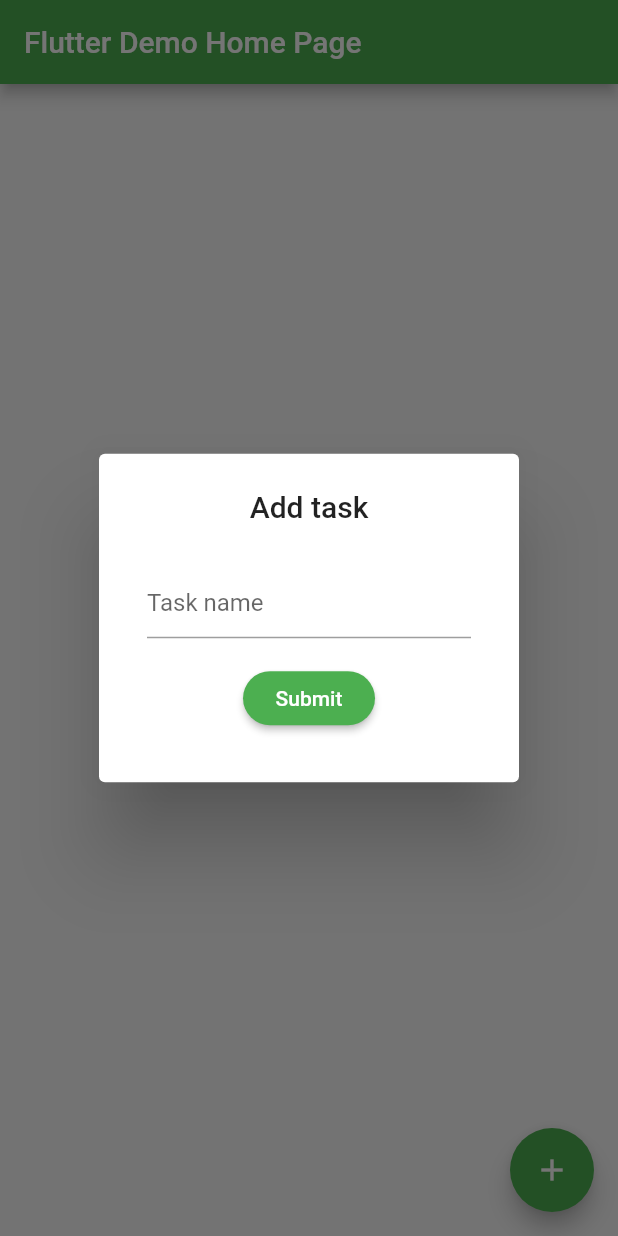
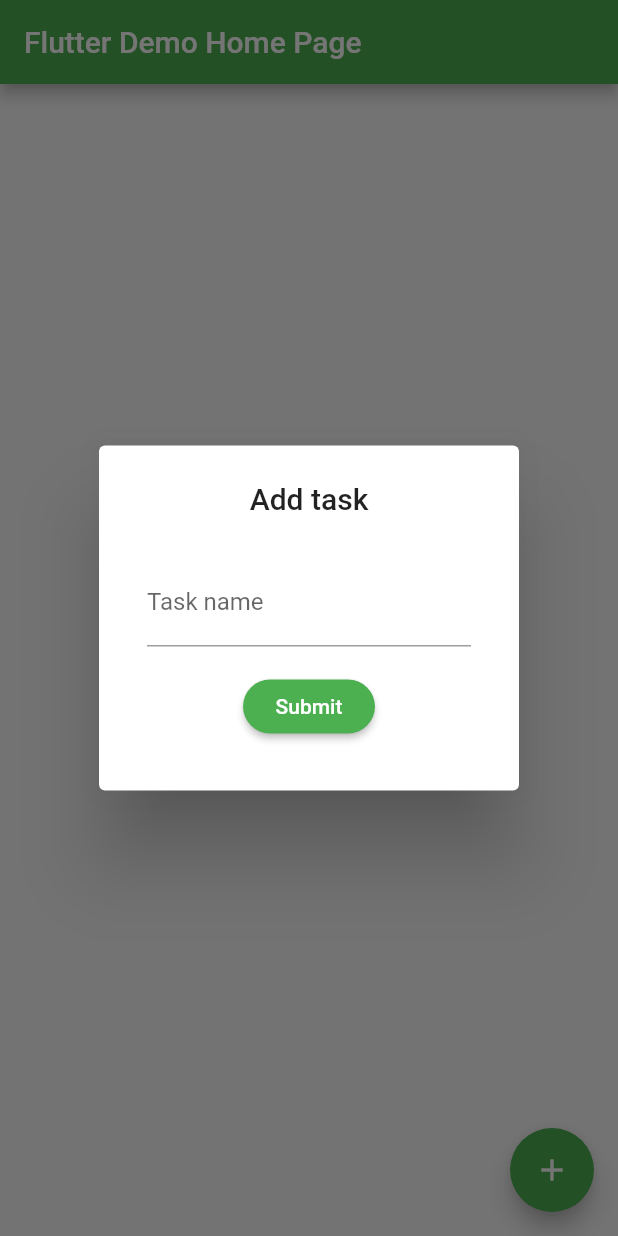
Before and after one commit to cruzmatheus/todo_list_flutter, a Flutter app: the screen it shows after launch, after a tap on the "add" icon, on a phone screen of 412 x 824 dp. Run offline on Flutter 3.47's test engine with Material 2 defaults, Android fonts, the phone set to English and light mode, and no system bars.

Commit message:
Retrieving the taks name from dialog

```diff
--- a/lib/main.dart
+++ b/lib/main.dart
@@ -27,11 +27,40 @@ class MyHomePage extends StatefulWidget {
 class _MyHomePageState extends State<MyHomePage> {
   int _counter = 0;
   final _formKey = GlobalKey<FormState>();
+  String taskName;
 
-  void _incrementCounter() {
-    setState(() {
-      _counter++;
-    });
+  Future<String> _addTaskDialog(BuildContext context) async {
+    showDialog(
+              context: context,
+              builder: (_) => new AlertDialog(
+                  title: Center(child: new Text("Add task")),
+                  content: Form(key: _formKey,
+                                child: Column(mainAxisSize: MainAxisSize.min,
+                                              children: <Widget>[
+                                                        Padding(padding: EdgeInsets.all(8.0),
+                                                                child: TextField(decoration: new InputDecoration(labelText: "Task name", hintText: "eg. By milk, learn flutter, ..."),
+                                                                onChanged: (value) { taskName = value; })),
+                                                        Padding(padding: EdgeInsets.all(8.0),
+                                                                child: RaisedButton(
+                                                                  child: Text("Submit"),
+                                                                  color: Colors.green,
+                                                                  textColor: Colors.white,
+                                                                  shape: new RoundedRectangleBorder(borderRadius: new BorderRadius.circular(30.0)),
+                                                                  onPressed: () {
+                                                                      // if (_formKey.currentState.validate()) {
+                                                                      //   _formKey.currentState.save();
+                                                                      // }
+                                                                      setState(() {
+                                                                        Navigator.of(context).pop(taskName);
+                                                                      });
+                                                                    },
+                                                                  )
+                                                                )
+                                                          ]
+                                )
+                            )
+              )
+          );
   }
 
   @override
@@ -45,7 +74,7 @@ class _MyHomePageState extends State<MyHomePage> {
           mainAxisAlignment: MainAxisAlignment.center,
           children: <Widget>[
             Text(
-              'You have pushed the button this many times:',
+              taskName ?? 'Add your first task!'
             ),
             Text(
               '$_counter',
@@ -56,33 +85,7 @@ class _MyHomePageState extends State<MyHomePage> {
       ),
       floatingActionButton: FloatingActionButton(
         onPressed: () {
-          showDialog(
-              context: context,
-              builder: (_) => new AlertDialog(
-                  title: Center(child: new Text("Add task")),
-                  content: Form(key: _formKey,
-                                child: Column(mainAxisSize: MainAxisSize.min,
-                                              children: <Widget>[
-                                                        Padding(padding: EdgeInsets.all(8.0),
-                                                                child: TextFormField(decoration: new InputDecoration(hintText: "Task name"),)),
-                                                        Padding(padding: EdgeInsets.all(8.0),
-                                                                child: RaisedButton(
-                                                                  child: Text("Submit"),
-                                                                  color: Colors.green,
-                                                                  textColor: Colors.white,
-                                                                  shape: new RoundedRectangleBorder(borderRadius: new BorderRadius.circular(30.0)),
-                                                                  onPressed: () {
-                                                                      if (_formKey.currentState.validate()) {
-                                                                        _formKey.currentState.save();
-                                                                      }
-                                                                    },
-                                                                  )
-                                                                )
-                                                          ]
-                                )
-                            )
-              )
-          );
+          _addTaskDialog(context);
          },
         tooltip: 'Increment',
         child: Icon(Icons.add),
```
